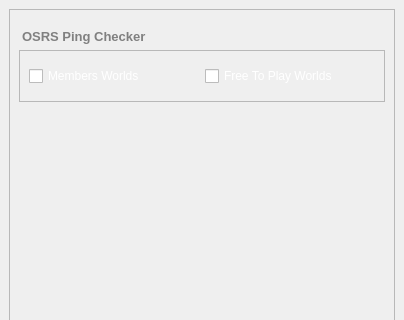
Qt form main.ui (frostyfan109/OSRS-Ping-Checker) before a commit; both pictures show x 0 to 404 and y 0 to 320 of the 404 by 565 pixel window.
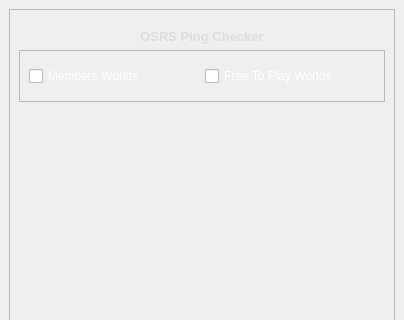
The same form after that commit.

```diff
--- a/main.ui
+++ b/main.ui
@@ -46,11 +46,14 @@
           </font>
          </property>
          <property name="styleSheet">
-          <string notr="true">color:gray;padding-top:10px;</string>
+          <string notr="true">color:#dddddd;margin-top:10px;</string>
          </property>
          <property name="text">
           <string>OSRS Ping Checker</string>
          </property>
+         <property name="alignment">
+          <set>Qt::AlignCenter</set>
+         </property>
         </widget>
        </item>
        <item>
```
